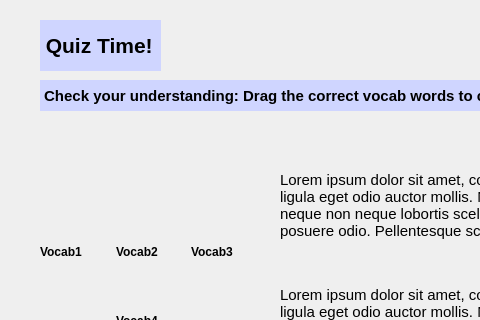
Old version of the form A8EduApp/quizdragdropwidget.ui in the repository University-of-Utah-CS3505/a9-edu-app-f24-00Calvin00; both pictures show x 0 to 480 and y 0 to 320 of the 972 by 550 pixel window.
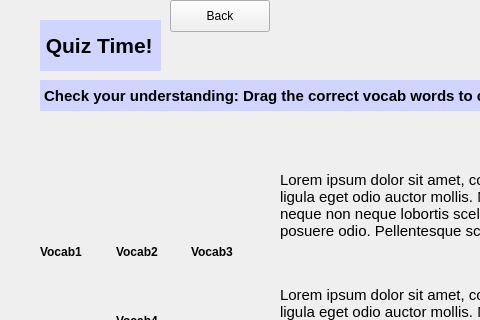
New version of the form. Custom widgets are drawn as their Qt base class.

Commit message: Added back buttons for quizzes

Patch:
```diff
--- a/A8EduApp/quizdragdropwidget.ui
+++ b/A8EduApp/quizdragdropwidget.ui
@@ -262,6 +262,19 @@
     <string>Submit Answers</string>
    </property>
   </widget>
+  <widget class="QPushButton" name="backToQuizHomeButton">
+   <property name="geometry">
+    <rect>
+     <x>170</x>
+     <y>0</y>
+     <width>100</width>
+     <height>32</height>
+    </rect>
+   </property>
+   <property name="text">
+    <string>Back</string>
+   </property>
+  </widget>
  </widget>
  <customwidgets>
   <customwidget>
```
The commit also changes 6 other files.
